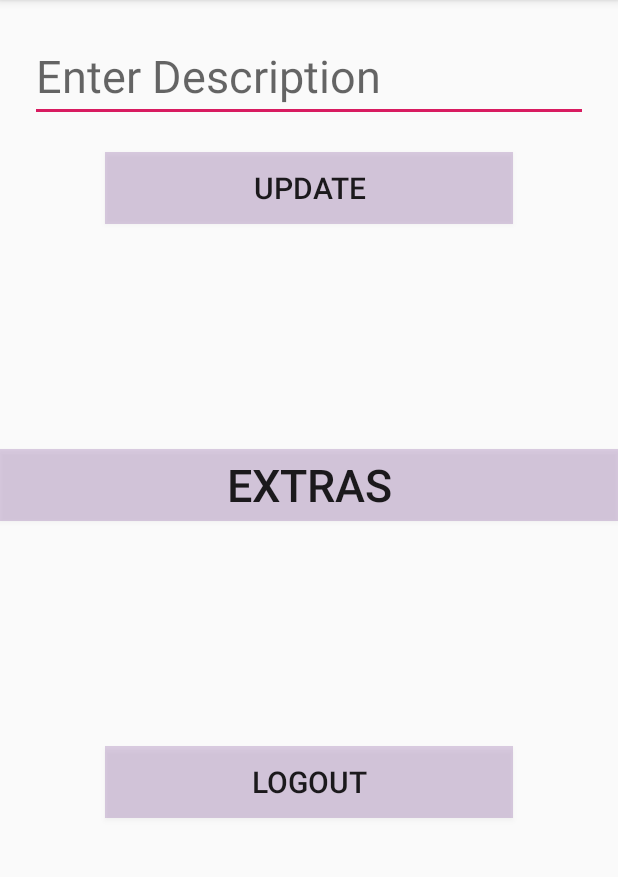
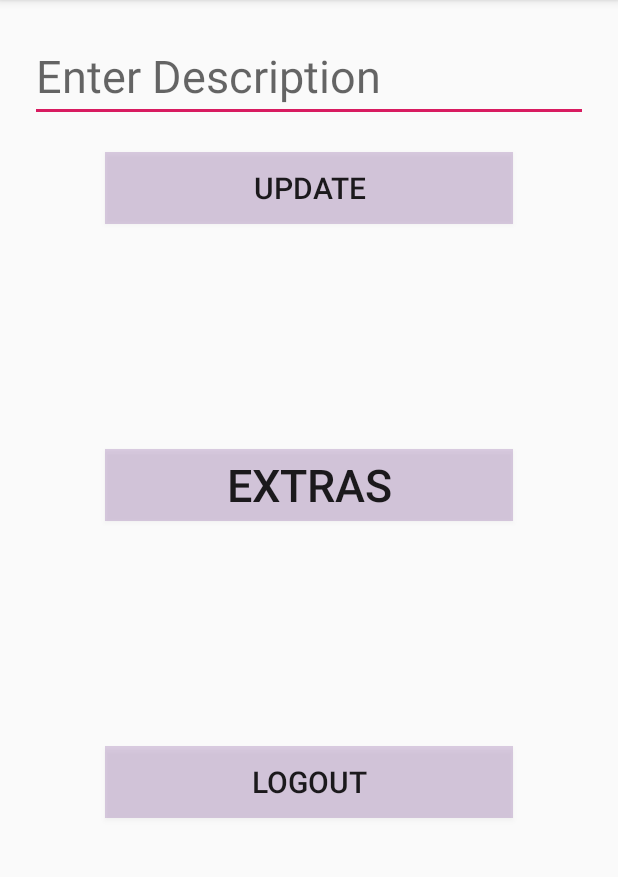
Before and after one commit to glen33lobo/EmployeeApp, an Android app: the Employee_Main screen opened directly, with no data from a screen before it, on a phone screen of 412 x 824 dp, the part 84-961 px from its top. Run offline under Robolectric (Android 15) with nearby library versions, the phone set to English and light mode, and no system bars; our stand-ins replace Volley; network calls fail.

Commit message:
Early update app 1

```diff
--- a/app/src/main/java/com/example/android/employeeapp/Employee_Main.java
+++ b/app/src/main/java/com/example/android/employeeapp/Employee_Main.java
@@ -43,13 +43,12 @@ public class Employee_Main extends AppCompatActivity {
     String lattitude,longitude;
     SharedPreferences sp;
     public static final String MSP1="Login";
-    Button b,upb;
+    Button b,upb,uploadb;
     String data,data1;
     RequestQueue requestQueue;
     EditText editText;
     Cursor c;
     SQLiteDatabase db;
-    String description;
     @Override
     protected void onCreate(Bundle savedInstanceState) {
         super.onCreate(savedInstanceState);
@@ -57,9 +56,9 @@ public class Employee_Main extends AppCompatActivity {
 
         b=(Button)findViewById(R.id.logout);
         upb=(Button)findViewById(R.id.update_desc);
+        uploadb=(Button)findViewById(R.id.upload);
         editText=(EditText)findViewById(R.id.Desciption);
         sp=getSharedPreferences(MSP1, Context.MODE_PRIVATE);
-        description=editText.getText().toString();
         requestQueue = Volley.newRequestQueue(Employee_Main.this);
 
         Bundle bundle = getIntent().getExtras();
@@ -105,6 +104,14 @@ public class Employee_Main extends AppCompatActivity {
                 }
             }
         });
+
+        uploadb.setOnClickListener(new View.OnClickListener() {
+            @Override
+            public void onClick(View v) {
+                uploadfile();
+            }
+        });
+
     }
 
 //    public void startMyService()
@@ -294,6 +301,7 @@ public class Employee_Main extends AppCompatActivity {
             @Override
             protected Map<String,String> getParams()
             {
+                String description=editText.getText().toString();
                 Map<String,String> params=new HashMap<String, String>();
                 params.put("ID",data+"");
                 params.put("LATITUDE",lattitude+"");
@@ -305,4 +313,15 @@ public class Employee_Main extends AppCompatActivity {
         requestQueue.add(name);
 
     }
+
+
+
+
+    public void uploadfile()
+    {
+        Toast.makeText(Employee_Main.this,"Upload Section!",Toast.LENGTH_SHORT).show();
+
+
+
+    }
 }
--- a/app/src/main/res/layout/activity_employee__main.xml
+++ b/app/src/main/res/layout/activity_employee__main.xml
@@ -29,7 +29,9 @@
         android:text="extras"
         android:textSize="30dp"
         android:background="#3517"
-        android:layout_marginVertical="150dp"/>
+        android:layout_marginVertical="150dp"
+        android:layout_marginHorizontal="70dp"
+        android:id="@+id/upload"/>
 
     <Button
         android:layout_width="match_parent"
```
